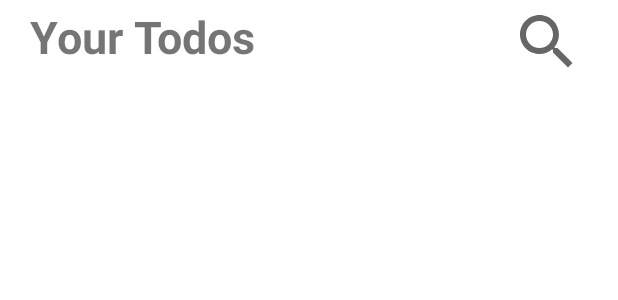
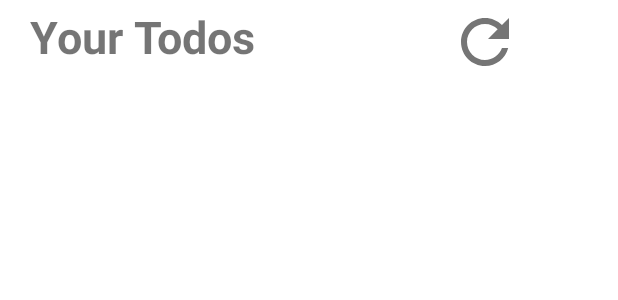
Before and after one commit to ETS-Android3/eidetic, an Android app: the layout fragment_second.xml on its own in the app's theme, with its tools: preview values and no code run, on a phone screen of 412 x 824 dp. Shown: the top 300 px of the screen. Run offline under Robolectric (Android 15) with nearby library versions, the phone set to English and light mode, and no system bars.

Commit message:
fixed some bug

```diff
--- /dev/null
+++ b/app/src/main/res/drawable/ic_refresh.xml
@@ -0,0 +1,5 @@
+<vector android:height="24dp" android:tint="#757575"
+    android:viewportHeight="24" android:viewportWidth="24"
+    android:width="24dp" xmlns:android="http://schemas.android.com/apk/res/android">
+    <path android:fillColor="@android:color/white" android:pathData="M17.65,6.35C16.2,4.9 14.21,4 12,4c-4.42,0 -7.99,3.58 -7.99,8s3.57,8 7.99,8c3.73,0 6.84,-2.55 7.73,-6h-2.08c-0.82,2.33 -3.04,4 -5.65,4 -3.31,0 -6,-2.69 -6,-6s2.69,-6 6,-6c1.66,0 3.14,0.69 4.22,1.78L13,11h7V4l-2.35,2.35z"/>
+</vector>
--- a/app/src/main/res/layout/fragment_second.xml
+++ b/app/src/main/res/layout/fragment_second.xml
@@ -24,16 +24,16 @@
 
 
     <ImageButton
-        android:id="@+id/search"
+        android:id="@+id/reload"
         style="?android:attr/borderlessButtonStyle"
         android:layout_width="48dp"
         android:layout_height="48dp"
-        android:layout_marginStart="133dp"
+        android:layout_marginStart="92dp"
         android:layout_marginTop="4dp"
         android:layout_toEndOf="@+id/textView3"
         android:background="@android:color/transparent"
         android:scaleType="fitXY"
-        android:src="@drawable/ic_search"
+        android:src="@drawable/ic_refresh"
         android:textColor="#808080"
         android:textSize="50sp"
         app:layout_constraintEnd_toEndOf="parent"
```
Also changed, not shown: app/src/main/java/com/example/todo_app/RecyclerItemTouchHelper.java (+6 -3 lines), app/src/main/java/com/example/todo_app/SecondFragment.java (+17 -1 lines).
